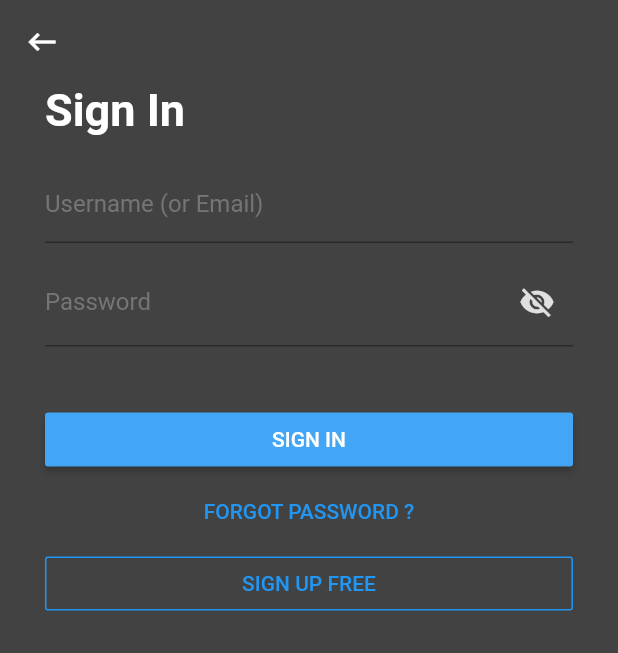
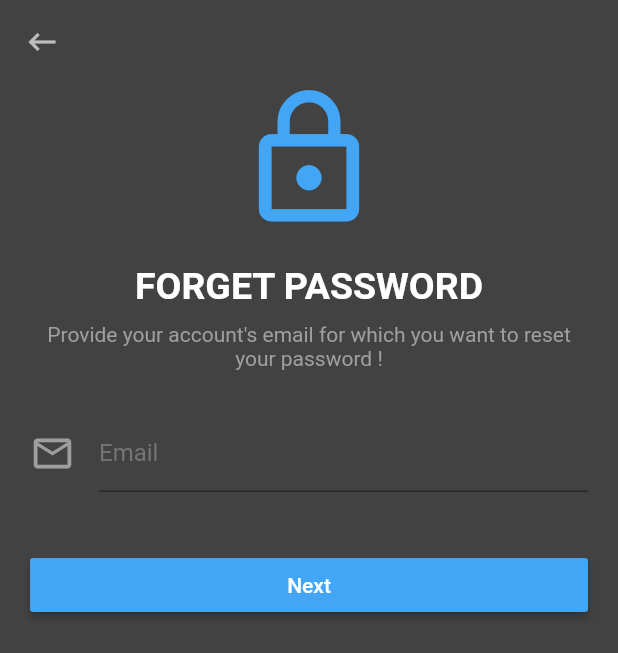
Before and after one commit to 1712901/Pluralsight, a Flutter app: the screen it shows after launch, after a tap on "FORGOT PASSWORD ?", on a phone screen of 412 x 824 dp. Shown: the top 653 px of the screen. Run offline on Flutter 3.47's test engine with Material 2 defaults, Android fonts, the phone set to English and light mode, and no system bars; our stand-ins replace flutter_rating_bar.

Commit message:
Thêm các UI (ForgotPassword,OTP,UpdatePassword,DoneUpdate)

```diff
--- /dev/null
+++ b/lib/Page/ForgotPassword.dart
@@ -0,0 +1,98 @@
+import 'package:Pluralsight/Page/OTP.dart';
+import 'package:flutter/material.dart';
+
+class ForgotPassword extends StatelessWidget {
+  final TextEditingController emailController = TextEditingController();
+  @override
+  Widget build(BuildContext context) {
+    return Scaffold(
+      backgroundColor: Colors.grey[800],
+      appBar: AppBar(
+        backgroundColor: Colors.transparent,
+        leading: IconButton(
+          icon: Icon(
+            Icons.keyboard_backspace,
+            color: Colors.grey[400],
+          ),
+          onPressed: () {
+            Navigator.pop(context);
+          },
+        ),
+        elevation: 0,
+      ),
+      body: Padding(
+        padding: const EdgeInsets.symmetric(horizontal: 20),
+        child: SingleChildScrollView(
+          child: Column(
+            crossAxisAlignment: CrossAxisAlignment.stretch,
+            children: [
+              Icon(
+                Icons.lock_outline,
+                color: Colors.blue[400],
+                size: 100,
+              ),
+              SizedBox(
+                height: 20,
+              ),
+              Text(
+                'FORGET PASSWORD',
+                style: TextStyle(
+                    color: Colors.white,
+                    fontSize: 25,
+                    fontWeight: FontWeight.bold),
+                textAlign: TextAlign.center,
+              ),
+              SizedBox(
+                height: 10,
+              ),
+              Text(
+                'Provide your account\'s email for which you want to reset your password !',
+                style: TextStyle(
+                  color: Colors.grey,
+                ),
+                textAlign: TextAlign.center,
+              ),
+              SizedBox(
+                height: 30,
+              ),
+              TextField(
+                controller: emailController,
+                style: TextStyle(color: Colors.white),
+                decoration: InputDecoration(
+                    isDense: true,
+                    icon: Icon(
+                      Icons.email_outlined,
+                      color: Colors.grey,
+                      size: 30,
+                    ),
+                    labelText: 'Email',
+                    labelStyle: TextStyle(color: Colors.grey[600])),
+              ),
+              SizedBox(
+                height: 30,
+              ),
+              Padding(
+                padding: const EdgeInsets.only(top: 8.0),
+                child: SizedBox(
+                    width: double.infinity,
+                    child: RaisedButton(
+                      color: Colors.blue[400],
+                      onPressed: () {
+                        Navigator.push(
+                            context,
+                            MaterialPageRoute(
+                                builder: (context) => OTP()));
+                      },
+                      child: Text(
+                        'Next',
+                        style: TextStyle(color: Colors.white),
+                      ),
+                    )),
+              ),
+            ],
+          ),
+        ),
+      ),
+    );
+  }
+}
--- a/lib/Page/SignIn.dart
+++ b/lib/Page/SignIn.dart
@@ -1,3 +1,4 @@
+import 'package:Pluralsight/Page/ForgotPassword.dart';
 import 'package:Pluralsight/Page/SignUp.dart';
 import 'package:flutter/material.dart';
 
@@ -17,8 +18,11 @@ class _SignInState extends State<SignIn> {
       appBar: AppBar(
         backgroundColor: Colors.transparent,
         elevation: 0,
-        leading:
-            IconButton(icon: Icon(Icons.keyboard_backspace), onPressed: () {}),
+        leading: IconButton(
+            icon: Icon(Icons.keyboard_backspace),
+            onPressed: () {
+              //Navigator.pop(context);
+            }),
       ),
       body: Padding(
         padding: const EdgeInsets.only(left: 30.0, right: 30.0),
@@ -94,7 +98,12 @@ class _SignInState extends State<SignIn> {
               SizedBox(
                 width: double.infinity,
                 child: FlatButton(
-                    onPressed: () {},
+                    onPressed: () {
+                      Navigator.push(
+                          context,
+                          MaterialPageRoute(
+                              builder: (context) => ForgotPassword()));
+                    },
                     child: Text(
                       'FORGOT PASSWORD ?',
                       style: TextStyle(color: Colors.blue),
```
Also changed, not shown: lib/Page/DoneUpdatePassword.dart (added, +63 -0 lines), lib/Page/OTP.dart (added, +151 -0 lines), lib/Page/UpdatePassword.dart (added, +134 -0 lines).
